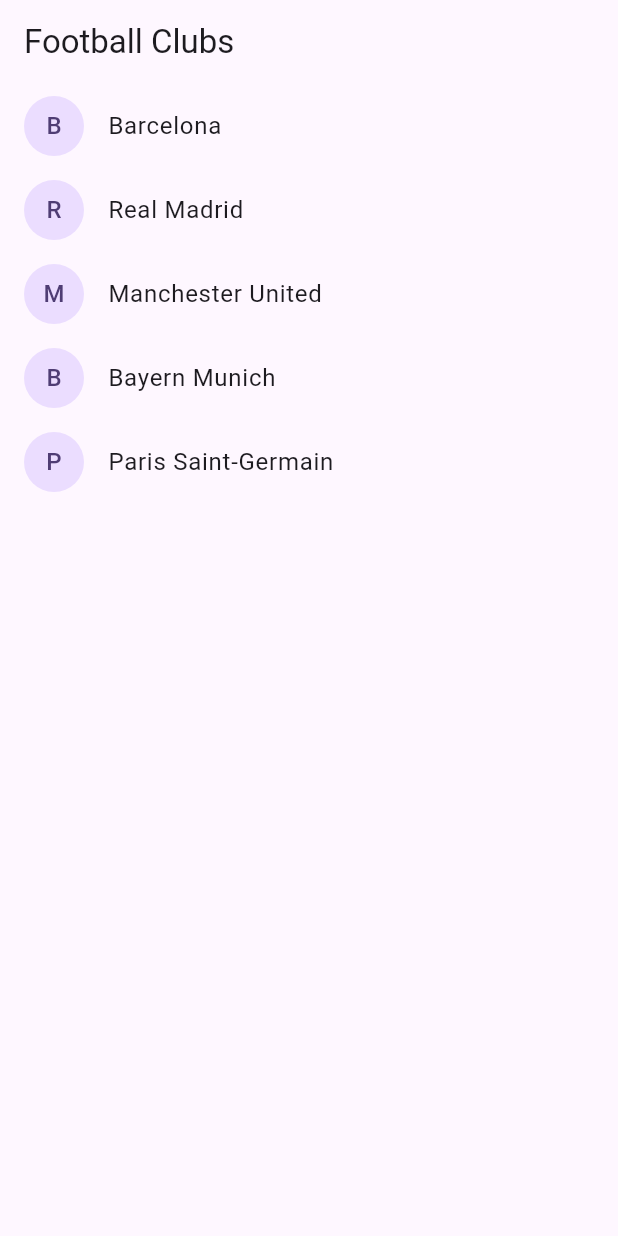
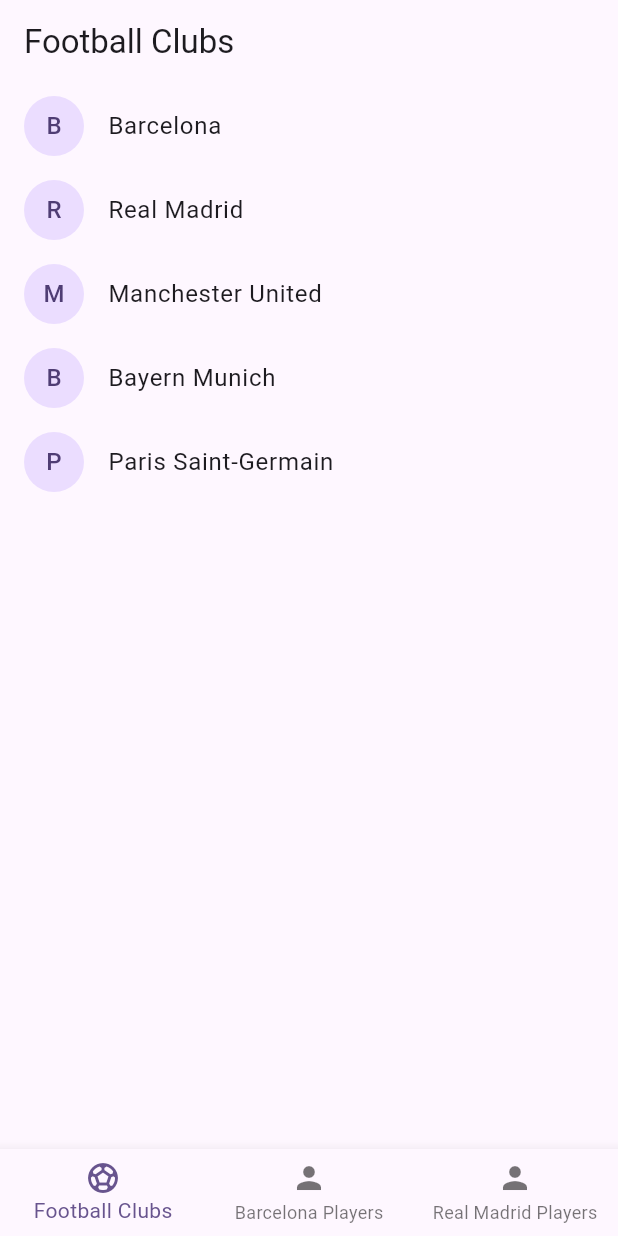
Before and after one commit to nixuiui/flutter_batch_8, a Flutter app: the screen it shows after launch, on a phone screen of 412 x 824 dp. Run offline on Flutter 3.47's test engine with Material 3 defaults, Android fonts, the phone set to English and light mode, and no system bars.

Commit message:
Add HomePage implementation and set it as the initial route in main.dart

```diff
--- a/lib/main.dart
+++ b/lib/main.dart
@@ -16,7 +16,7 @@
       theme: ThemeData(
         colorScheme: ColorScheme.fromSeed(seedColor: Colors.deepPurple),
       ),
-      initialRoute: AppRoutes.footballClub,
+      initialRoute: AppRoutes.home,
     );
   }
 }
--- /dev/null
+++ b/lib/pages/day_5/home_page.dart
@@ -0,0 +1,48 @@
+import 'package:flutter/material.dart';
+import 'package:flutter_batch_8/pages/day_5/football_club_page.dart';
+import 'package:flutter_batch_8/pages/day_5/football_player_page.dart';
+
+class HomePage extends StatefulWidget {
+  const HomePage({super.key});
+
+  @override
+  State<HomePage> createState() => _HomePageState();
+}
+
+class _HomePageState extends State<HomePage> {
+
+  var index = 0;
+
+  @override
+  Widget build(BuildContext context) {
+    return Scaffold(
+      body: [
+        FootballClubPage(),
+        FootballPlayerPage(clubName: 'Barcelona'),
+        FootballPlayerPage(clubName: 'Real Madrid'),
+      ][index],
+      bottomNavigationBar: BottomNavigationBar(
+        currentIndex: index,
+        onTap: (newIndex) {
+          setState(() {
+            index = newIndex;
+          });
+        },
+        items: const [
+          BottomNavigationBarItem(
+            icon: Icon(Icons.sports_soccer),
+            label: 'Football Clubs',
+          ),
+          BottomNavigationBarItem(
+            icon: Icon(Icons.person),
+            label: 'Barcelona Players',
+          ),
+          BottomNavigationBarItem(
+            icon: Icon(Icons.person),
+            label: 'Real Madrid Players',
+          ),
+        ],
+      ),
+    );
+  }
+}
--- a/lib/utils/routes.dart
+++ b/lib/utils/routes.dart
@@ -1,13 +1,16 @@
 import 'package:flutter/material.dart';
 import 'package:flutter_batch_8/pages/day_5/football_club_page.dart';
 import 'package:flutter_batch_8/pages/day_5/football_player_page.dart';
+import 'package:flutter_batch_8/pages/day_5/home_page.dart';
 
 class AppRoutes {
+  static const String home = '/home';
   static const String footballClub = '/footballClub';
   static const String footballPlayer = '/footballPlayer';
 }
 
 final routes = {
+  AppRoutes.home: (context) => const HomePage(),
   AppRoutes.footballClub: (context) => const FootballClubPage(),
   AppRoutes.footballPlayer: (context) => FootballPlayerPage(
     clubName: ModalRoute.of(context)?.settings.arguments as String,
```
